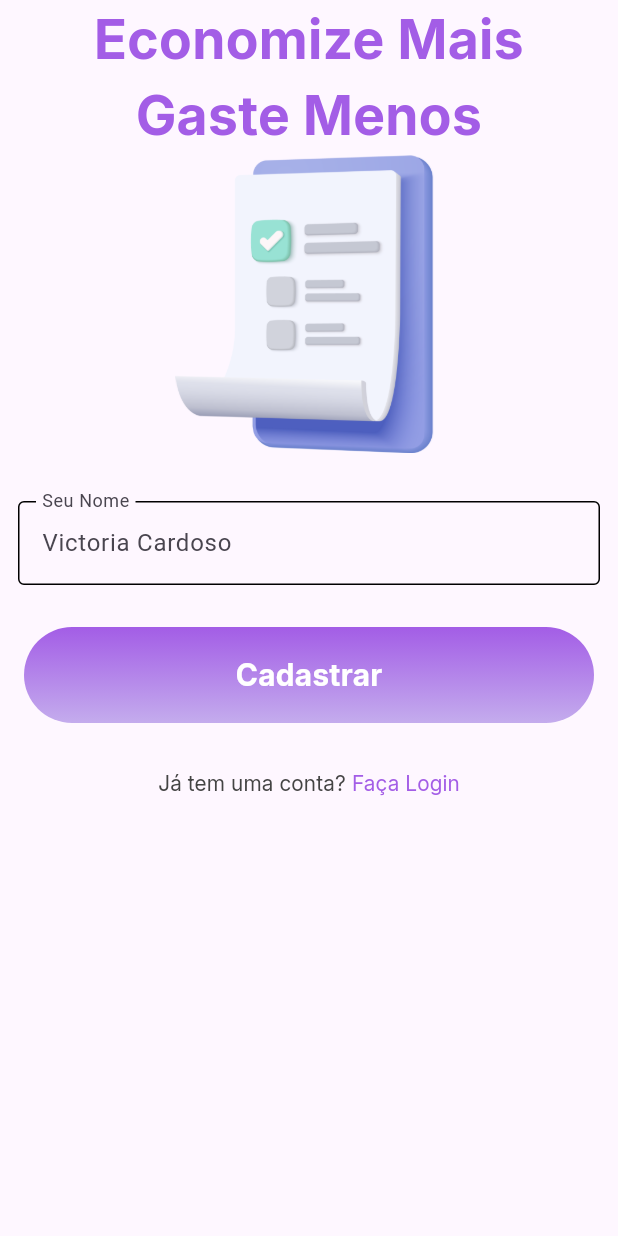
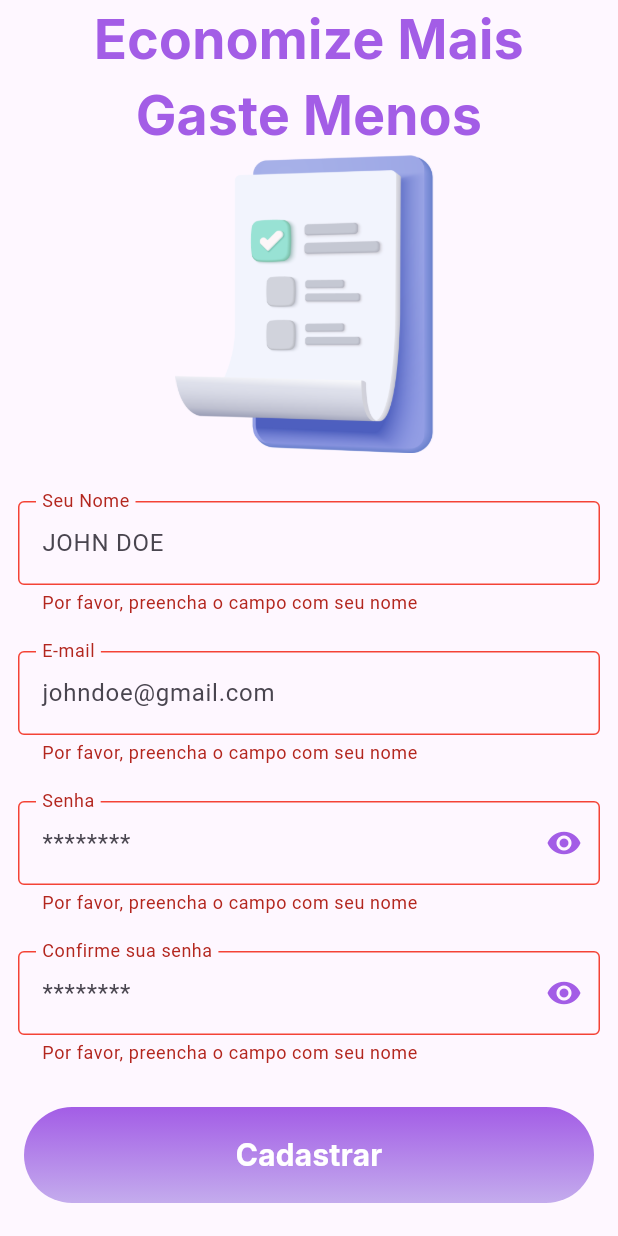
Before and after one commit to sabrinacastelo/Finance, a Flutter app: the screen it shows after launch, after a tap on "Cadastrar", on a phone screen of 412 x 824 dp. Run offline on Flutter 3.47's test engine with Material 3 defaults, Android fonts, the phone set to English and light mode, and no system bars.

Commit message:
third commit

```diff
--- /dev/null
+++ b/lib/common/widgets/custom_text_field.dart
@@ -0,0 +1,64 @@
+import 'package:finances/common/constants/app_colors.dart';
+import 'package:flutter/material.dart';
+import 'package:flutter/services.dart';
+
+class CustomTextFormField extends StatefulWidget {
+  final EdgeInsets? padding;
+  final String? hintText;
+  final String? labelText;
+  final TextCapitalization? textCapitalization;
+  final TextEditingController? controller;
+  final TextInputType? keyboardType;
+  final int? maxLength;
+  final Widget? suffixIcon;
+  final bool? obscureText;
+  final List<TextInputFormatter>? inputFormatters;
+  final String? Function(String?)? validator;
+    const CustomTextFormField({
+    super.key,  this.padding, this.hintText, this.labelText, this.textCapitalization, this.controller, this.keyboardType, this.maxLength, this.suffixIcon, this.obscureText, this.inputFormatters, this.validator,
+  });
+
+  @override
+  State<CustomTextFormField> createState() => _CustomTextFormFieldState();
+}
+
+class _CustomTextFormFieldState extends State<CustomTextFormField> {
+  final defaultBorder = const OutlineInputBorder();
+  final BorderSide borderSide = const BorderSide(color: AppColors.primaryColor);
+
+  @override
+  Widget build(BuildContext context) {
+    return Padding(
+      padding: widget.padding ?? const EdgeInsets.all(12.0),
+      child: TextFormField(
+        inputFormatters: widget.inputFormatters,
+        validator: widget.validator,
+        style: const TextStyle(color: AppColors.primaryColor),
+        obscureText: widget.obscureText ?? false,
+        maxLength: widget.maxLength,
+        keyboardType: widget.keyboardType,
+        controller: widget.controller,
+        textCapitalization: widget.textCapitalization ?? TextCapitalization.none,
+        decoration: InputDecoration(
+          suffixIcon: widget.suffixIcon != null
+              ? IconTheme(
+                  data: const IconThemeData(color: AppColors.primaryColor),
+                  child: widget.suffixIcon!,
+                )
+              : null,
+          floatingLabelBehavior: FloatingLabelBehavior.always,
+          labelText: widget.labelText,
+          focusedBorder: defaultBorder.copyWith(borderSide: const BorderSide(color: AppColors.primaryColor)),
+          errorBorder: defaultBorder.copyWith(borderSide: const BorderSide(
+            color: Colors.red,)),
+          focusedErrorBorder: defaultBorder.copyWith(borderSide: const BorderSide(
+            color: Colors.red,
+          )),
+          enabledBorder: defaultBorder,
+          disabledBorder: defaultBorder,
+          hintText: widget.hintText,
+        ),
+      ),
+    );
+  }
+}
--- /dev/null
+++ b/lib/common/widgets/password_form_field.dart
@@ -0,0 +1,43 @@
+import 'dart:developer';
+
+import 'package:finances/common/widgets/custom_text_field.dart';
+import 'package:flutter/material.dart';
+
+class PasswordFormField extends StatefulWidget {
+  final TextEditingController? controller;
+  final EdgeInsetsGeometry? padding;
+  final String? hintText;
+  final String? labelText;
+  final FormFieldValidator<String>? validator;
+  const PasswordFormField({super.key, this.controller, this.padding, this.hintText, this.labelText, this.validator});
+
+  @override
+  State<PasswordFormField> createState() => _PasswordFormFieldState();
+}
+
+class _PasswordFormFieldState extends State<PasswordFormField> {
+
+  bool isHidden = true;
+
+  @override
+  Widget build(BuildContext context) {
+    return CustomTextFormField(
+      validator: widget.validator,
+      obscureText: isHidden,
+      controller: widget.controller,
+      padding: widget.padding as EdgeInsets?,
+      hintText: widget.hintText,
+      labelText: widget.labelText,
+      suffixIcon: InkWell(
+        borderRadius: BorderRadius.circular(23),
+        child: Icon(isHidden ? Icons.visibility : Icons.visibility_off),
+        onTap: () {
+        log("pressed");
+        setState(() {
+          isHidden = !isHidden;
+        });
+      }
+      ),
+    );
+  }
+}
--- a/lib/features/signup/signup_page.dart
+++ b/lib/features/signup/signup_page.dart
@@ -1,10 +1,21 @@
+import 'dart:developer';
+
 import 'package:finances/common/constants/app_colors.dart';
+import 'package:finances/common/widgets/custom_text_field.dart';
 import 'package:finances/common/widgets/multi_text_button.dart';
+import 'package:finances/common/widgets/password_form_field.dart';
 import 'package:finances/common/widgets/primary_button.dart';
 import 'package:flutter/material.dart';
 
-class SignUpPage extends StatelessWidget {
+class SignUpPage extends StatefulWidget {
   const SignUpPage({super.key});
+
+  @override
+  State<SignUpPage> createState() => _SignUpPageState();
+}
+
+class _SignUpPageState extends State<SignUpPage> {
+  final _formKey = GlobalKey();
 
   @override
   Widget build(BuildContext context) {
@@ -28,24 +39,72 @@ class SignUpPage extends StatelessWidget {
                 fontWeight: FontWeight.w700,
                 color: AppColors.primaryColor,
               )),
-          Image.asset('assets/images/register.png',
-          height: 200,),
+          Image.asset(
+            'assets/images/register.png',
+            height: 200,
+          ),
           const SizedBox(height: 20),
-          const Form(child: Column(
+          Form(
+            key: _formKey,
+            child: Column(
               children: [
                 CustomTextFormField(
-                labelText:'Seu Nome',
-                hintText: 'Victoria Cardoso',
+                  labelText: 'Seu Nome',
+                  hintText: 'JOHN DOE',
+                  // inputFormatters: [UpperCaseTextInputFormatter(),],
+                  validator: (value) {
+                    if (value != null && value.isEmpty) {
+                      return 'Por favor, preencha o campo com seu nome';
+                    }
+                    return null;
+                  },
+                ),
+                CustomTextFormField(
+                  labelText: 'E-mail',
+                  hintText: 'johndoe@gmail.com',
+                  validator: (value) {
+                    if (value != null && value.isEmpty) {
+                      return 'Por favor, preencha o campo com seu nome';
+                    }
+                    return null;
+                  },
+                ),
+                PasswordFormField(
+                  labelText: 'Senha',
+                  hintText: '********',
+                  validator: (value) {
+                    if (value != null && value.isEmpty) {
+                      return 'Por favor, preencha o campo com seu nome';
+                    }
+                    return null;
+                  },
+                ),
+                PasswordFormField(
+                  labelText: 'Confirme sua senha',
+                  hintText: '********',
+                  validator: (value) {
+                    if (value != null && value.isEmpty) {
+                      return 'Por favor, preencha o campo com seu nome';
+                    }
+                    return null;
+                  },
                 ),
               ],
-          ),),
+            ),
+          ),
           Padding(
               padding: const EdgeInsets.all(16.0),
               child: PrimaryButton(
                 text: 'Cadastrar',
-                onPressed: () {},
-              )
-          ),
+                onPressed: () {
+                final valid = _formKey.currentState != null && (_formKey.currentState as FormState).validate();
+                 if(valid){
+                    log('Valido');
+                 }else{
+                    log('Invalido');
+                 }
+                },
+              )),
           const MultiTextButton(onPressed: null, children: [
             Text('Já tem uma conta? ',
                 style: TextStyle(
@@ -69,50 +128,3 @@ class SignUpPage extends StatelessWidget {
     );
   }
 }
-
-class CustomTextFormField extends StatefulWidget {
-  final EdgeInsets? padding;
-  final String? hintText;
-  final String? labelText;
-  final TextCapitalization? textCapitalization;
-  final TextEditingController? controller;
-  final TextInputType? keyboardType;
-  final int? maxLength;
-    const CustomTextFormField({
-    super.key,  this.padding, this.hintText, this.labelText, this.textCapitalization, this.controller, this.keyboardType, this.maxLength,
-  });
-
-  @override
-  State<CustomTextFormField> createState() => _CustomTextFormFieldState();
-}
-
-class _CustomTextFormFieldState extends State<CustomTextFormField> {
-  final defaultBorder = const OutlineInputBorder();
-  final BorderSide borderSide = const BorderSide(color: AppColors.primaryColor);
-
-  @override
-  Widget build(BuildContext context) {
-    return Padding(
-      padding: widget.padding ?? const EdgeInsets.all(12.0),
-      child: TextFormField(
-        maxLength: widget.maxLength,
-        keyboardType: widget.keyboardType,
-        controller: widget.controller,
-        textCapitalization: widget.textCapitalization ?? TextCapitalization.none,
-        decoration: InputDecoration(
-          floatingLabelBehavior: FloatingLabelBehavior.always,
-          labelText: widget.labelText,
-          focusedBorder: defaultBorder,
-          errorBorder: defaultBorder.copyWith(borderSide: const BorderSide(
-            color: Colors.red,)),
-          focusedErrorBorder: defaultBorder.copyWith(borderSide: const BorderSide(
-            color: Colors.red,
-          )),
-          enabledBorder: defaultBorder,
-          disabledBorder: defaultBorder,
-          hintText: widget.hintText,
-        ),
-      ),
-    );
-  }
-}
```
Lines whose indentation alone changed are shown as unchanged.
